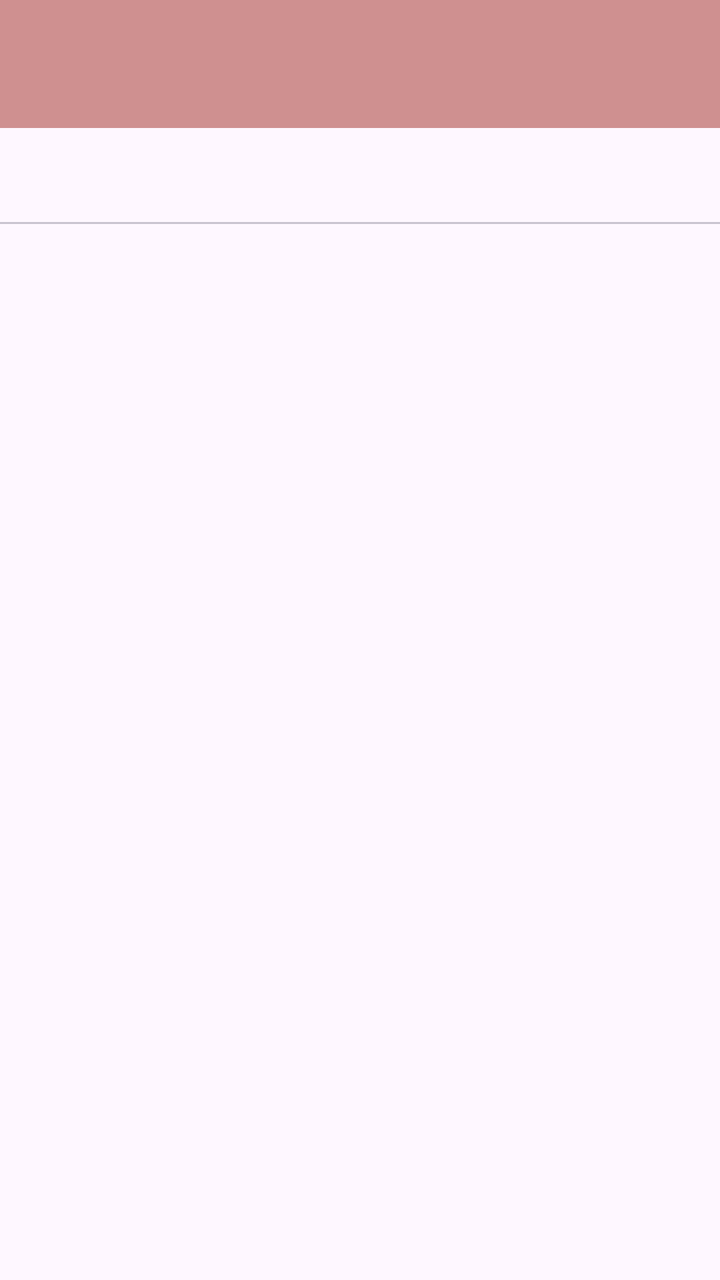
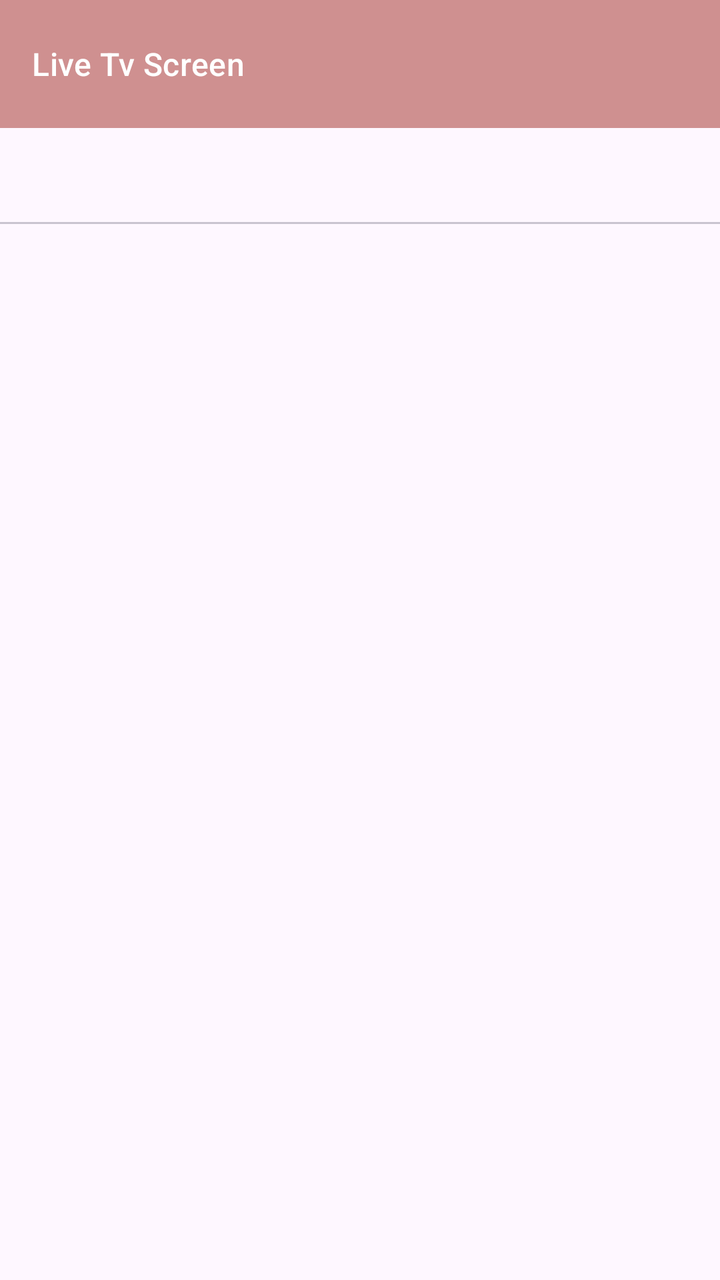

An Android layout rendered at two revisions. The XML below is the earlier revision; the diff shows what the commit changed to produce the second picture.
<!-- AndroidManifest.xml: application theme Theme.IPSAT -->
<!-- res/layout/live_tv_screen.xml -->
<?xml version="1.0" encoding="utf-8"?>
<androidx.constraintlayout.widget.ConstraintLayout xmlns:android="http://schemas.android.com/apk/res/android"
    xmlns:tools="http://schemas.android.com/tools"
    android:layout_width="match_parent"
    xmlns:app="http://schemas.android.com/apk/res-auto"
    android:layout_height="match_parent"
    tools:context=".presentation.screens.LiveTvScreen">

    <com.google.android.material.appbar.AppBarLayout
        android:layout_width="match_parent"
        android:layout_height="wrap_content"
        android:theme="@style/ThemeOverlay.MaterialComponents.Dark.ActionBar"
        app:layout_constraintStart_toStartOf="parent">

        <com.google.android.material.appbar.MaterialToolbar
            android:id="@+id/toolbar"
            android:layout_width="match_parent"
            android:layout_height="?attr/actionBarSize"
            android:background="?attr/colorPrimary"
            android:theme="@style/ThemeOverlay.MaterialComponents.ActionBar"
            android:title="Categories" />

        <com.google.android.material.tabs.TabLayout
            android:id="@+id/tabLayout"
            android:layout_width="match_parent"
            android:layout_height="wrap_content"
            app:tabIndicatorColor="@color/white"
            app:tabMode="scrollable"
            app:tabTextColor="@color/white" />
    </com.google.android.material.appbar.AppBarLayout>

</androidx.constraintlayout.widget.ConstraintLayout>
<!-- resources referenced by this layout -->
<resources>
  <color name="white">#FFFFFF</color>
  <style name="Theme.IPSAT" parent="Theme.Material3.DayNight.NoActionBar">
          
          <item name="colorPrimary">@color/colorPrimary</item>
          <item name="colorSecondaryContainer">@color/colorPrimary</item>
      </style>
  <color name="colorPrimary">#CF9090</color>
</resources>

<!-- the commit's change to res/layout/live_tv_screen.xml (unified diff, before → after) -->
@@ -1,16 +1,19 @@
 <?xml version="1.0" encoding="utf-8"?>
-<androidx.constraintlayout.widget.ConstraintLayout xmlns:android="http://schemas.android.com/apk/res/android"
+<androidx.coordinatorlayout.widget.CoordinatorLayout xmlns:android="http://schemas.android.com/apk/res/android"
+    xmlns:app="http://schemas.android.com/apk/res-auto"
     xmlns:tools="http://schemas.android.com/tools"
     android:layout_width="match_parent"
-    xmlns:app="http://schemas.android.com/apk/res-auto"
     android:layout_height="match_parent"
     tools:context=".presentation.screens.LiveTvScreen">
 
     <com.google.android.material.appbar.AppBarLayout
         android:layout_width="match_parent"
         android:layout_height="wrap_content"
+        android:paddingTop="@dimen/_16ssp"
         android:theme="@style/ThemeOverlay.MaterialComponents.Dark.ActionBar"
-        app:layout_constraintStart_toStartOf="parent">
+        app:layout_constraintEnd_toEndOf="parent"
+        app:layout_constraintStart_toStartOf="parent"
+        app:layout_constraintTop_toTopOf="parent">
 
         <com.google.android.material.appbar.MaterialToolbar
             android:id="@+id/toolbar"
@@ -18,15 +21,40 @@
             android:layout_height="?attr/actionBarSize"
             android:background="?attr/colorPrimary"
             android:theme="@style/ThemeOverlay.MaterialComponents.ActionBar"
-            android:title="Categories" />
+            app:layout_scrollEffect="compress"
+            app:layout_scrollFlags="scroll|enterAlwaysCollapsed|snap"
+            app:title="Live Tv Screen"
+            app:titleTextAppearance="@style/TextAppearance.Material3.TitleMedium" />
 
         <com.google.android.material.tabs.TabLayout
             android:id="@+id/tabLayout"
             android:layout_width="match_parent"
             android:layout_height="wrap_content"
-            app:tabIndicatorColor="@color/white"
+            app:tabGravity="start"
+            app:tabIndicatorAnimationMode="elastic"
+            app:tabIndicatorColor="@color/colorPrimary"
             app:tabMode="scrollable"
-            app:tabTextColor="@color/white" />
+            app:tabPaddingEnd="6dp"
+            app:tabPaddingStart="6dp"
+            app:tabTextColor="?attr/colorSecondary" />
     </com.google.android.material.appbar.AppBarLayout>
 
-</androidx.constraintlayout.widget.ConstraintLayout>
+    <androidx.viewpager2.widget.ViewPager2
+        android:id="@+id/mainViewPager2"
+        android:layout_width="match_parent"
+        android:layout_height="match_parent"
+        android:overScrollMode="never"
+        app:layout_behavior="@string/appbar_scrolling_view_behavior"
+        app:layout_constraintEnd_toEndOf="parent"
+        app:layout_constraintStart_toStartOf="parent"
+        app:layout_constraintTop_toBottomOf="@+id/notificationTab" />
+
+    <ProgressBar
+        android:id="@+id/progressBar"
+        android:layout_width="wrap_content"
+        android:layout_height="wrap_content"
+        android:layout_gravity="center"
+        android:indeterminate="true"
+        android:visibility="gone" /> 
+
+</androidx.coordinatorlayout.widget.CoordinatorLayout>
<!-- resource entries referenced after the edit -->
@@ -1,6 +1,5 @@
 <!-- resources referenced by this layout -->
 <resources>
-  <color name="white">#FFFFFF</color>
   <style name="Theme.IPSAT" parent="Theme.Material3.DayNight.NoActionBar">
           
           <item name="colorPrimary">@color/colorPrimary</item>
